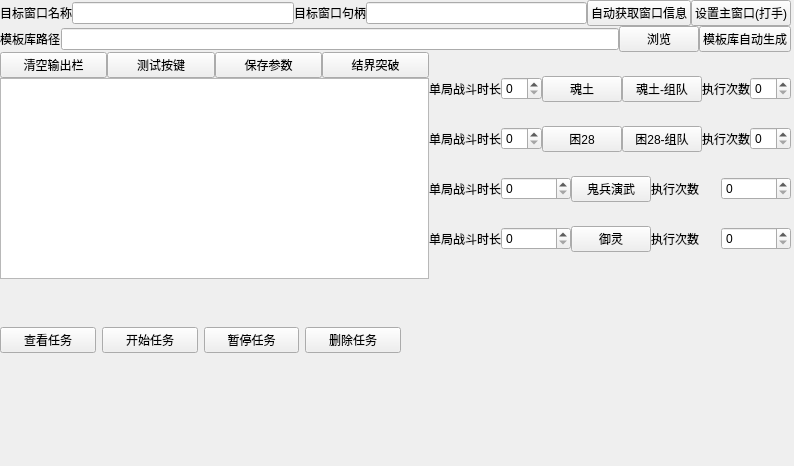
This is form.ui in TanyaDuckal-MuYL/yys as Qt 5 draws it before an edit. The edited form follows.
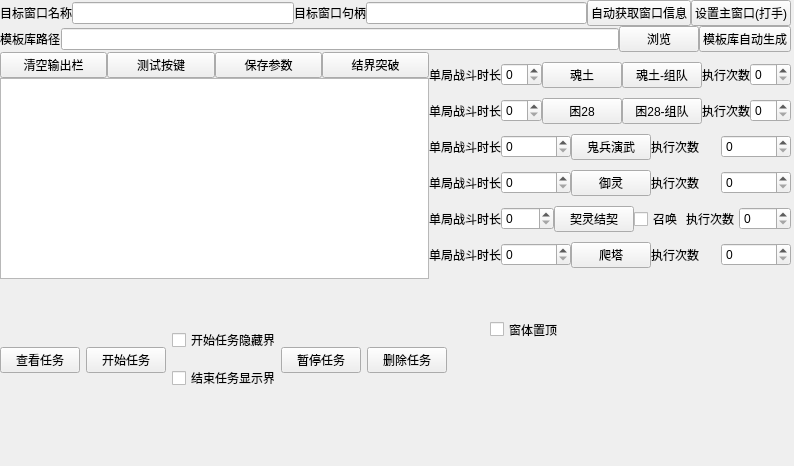
This is the edited form.

The edit to the form file:
```diff
--- a/form.ui
+++ b/form.ui
@@ -290,6 +290,75 @@
           </item>
          </layout>
         </item>
+        <item>
+         <layout class="QHBoxLayout" name="horizontalLayout_10">
+          <item>
+           <widget class="QLabel" name="label_4">
+            <property name="text">
+             <string>单局战斗时长</string>
+            </property>
+           </widget>
+          </item>
+          <item>
+           <widget class="QSpinBox" name="spinBox_jieqi"/>
+          </item>
+          <item>
+           <widget class="QPushButton" name="pushButton_jieqi">
+            <property name="text">
+             <string>契灵结契</string>
+            </property>
+           </widget>
+          </item>
+          <item>
+           <widget class="QCheckBox" name="checkBox_3">
+            <property name="text">
+             <string>召唤</string>
+            </property>
+           </widget>
+          </item>
+          <item>
+           <widget class="QLabel" name="label_13">
+            <property name="text">
+             <string>执行次数</string>
+            </property>
+           </widget>
+          </item>
+          <item>
+           <widget class="QSpinBox" name="spinBox_jieqi_n"/>
+          </item>
+         </layout>
+        </item>
+        <item>
+         <layout class="QHBoxLayout" name="horizontalLayout_11">
+          <item>
+           <widget class="QLabel" name="label_14">
+            <property name="text">
+             <string>单局战斗时长</string>
+            </property>
+           </widget>
+          </item>
+          <item>
+           <widget class="QSpinBox" name="spinBox_pata"/>
+          </item>
+          <item>
+           <widget class="QPushButton" name="pushButton_pata">
+            <property name="text">
+             <string>爬塔</string>
+            </property>
+           </widget>
+          </item>
+          <item>
+           <widget class="QLabel" name="label_15">
+            <property name="text">
+             <string>执行次数</string>
+            </property>
+           </widget>
+          </item>
+          <item>
+           <widget class="QSpinBox" name="spinBox_pata_n"/>
+          </item>
+         </layout>
+        </item>
        </layout>
       </item>
      </layout>
@@ -300,8 +369,8 @@
    <property name="geometry">
     <rect>
      <x>0</x>
-     <y>300</y>
-     <width>401</width>
+     <y>320</y>
+     <width>447</width>
      <height>80</height>
     </rect>
    </property>
@@ -320,6 +389,24 @@
       </property>
      </widget>
     </item>
+    <item>
+     <layout class="QVBoxLayout" name="verticalLayout_4">
+      <item>
+       <widget class="QCheckBox" name="checkBox">
+        <property name="text">
+         <string>开始任务隐藏界面</string>
+        </property>
+       </widget>
+      </item>
+      <item>
+       <widget class="QCheckBox" name="checkBox_2">
+        <property name="text">
+         <string>结束任务显示界面</string>
+        </property>
+       </widget>
+      </item>
+     </layout>
+    </item>
     <item>
      <widget class="QPushButton" name="pushButton_zanting">
       <property name="text">
@@ -336,6 +423,19 @@
     </item>
    </layout>
   </widget>
+  <widget class="QCheckBox" name="checkBox_4">
+   <property name="geometry">
+    <rect>
+     <x>490</x>
+     <y>320</y>
+     <width>80</width>
+     <height>19</height>
+    </rect>
+   </property>
+   <property name="text">
+    <string>窗体置顶</string>
+   </property>
+  </widget>
  </widget>
  <resources/>
  <connections/>
```
